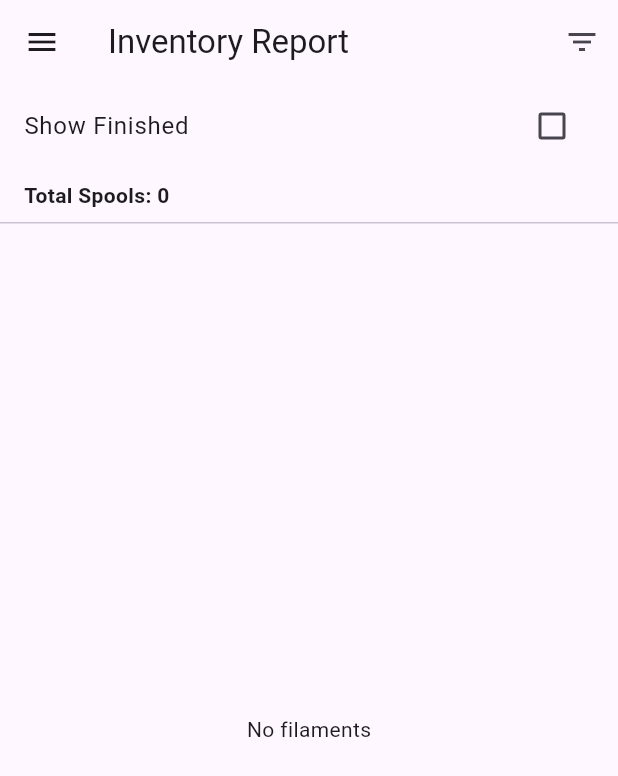
After one commit to CeyhunKaratas/filament_manager, a Flutter app: the InventoryReportPage screen opened by its route, in the side drawer, after a tap on the "filter list" icon, on a phone screen of 412 x 824 dp. The commit adds this screen. Shown: the top 776 px of the screen. Run offline on Flutter 3.47's test engine with Material 3 defaults, Android fonts, the phone set to English and light mode, and no system bars; our stand-ins replace camera, flutter_colorpicker, share_plus, shared_preferences, sqflite; missing offline and left inert: google_mlkit_text_recognition; accounts and stored records are empty.

Commit message:
Release 0.3.0-beta: Inventory Report

```diff
--- a/lib/core/widgets/app_drawer.dart
+++ b/lib/core/widgets/app_drawer.dart
@@ -70,6 +70,16 @@ class AppDrawer extends StatelessWidget {
           ),
 
           // --------------------
+          // REPORTS
+          // --------------------
+          _DrawerItem(
+            icon: Icons.assessment,
+            label: strings.reports,
+            selected: current == 'reports',
+            onTap: () => _navigate(context, 'reports'),
+          ),
+
+          // --------------------
           // SETTINGS
           // --------------------
           const Divider(),
--- /dev/null
+++ b/lib/features/reports/inventory_report_page.dart
@@ -0,0 +1,403 @@
+import 'package:flutter/material.dart';
+import '../../core/database/filament_repository.dart';
+import '../../core/models/filament.dart';
+import '../../core/widgets/app_drawer.dart';
+import '../../l10n/app_strings.dart';
+
+import '../definitions/brands/brand_repository.dart';
+import '../definitions/materials/material_repository.dart';
+import '../definitions/colors/color_repository.dart';
+import '../definitions/colors/color_model.dart';
+import '../../core/database/location_repository.dart';
+import '../../core/database/printer_repository.dart';
+import '../../core/models/location.dart';
+import '../../core/models/printer.dart';
+
+class InventoryReportPage extends StatefulWidget {
+  const InventoryReportPage({super.key});
+
+  @override
+  State<InventoryReportPage> createState() => _InventoryReportPageState();
+}
+
+class _InventoryReportPageState extends State<InventoryReportPage> {
+  final FilamentRepository _repository = FilamentRepository();
+  final BrandRepository _brandRepo = BrandRepository();
+  final MaterialRepository _materialRepo = MaterialRepository();
+  final ColorRepository _colorRepo = ColorRepository();
+  final LocationRepository _locationRepo = LocationRepository();
+  final PrinterRepository _printerRepo = PrinterRepository();
+
+  List<Filament> _allFilaments = [];
+  List<Filament> _filteredFilaments = [];
+
+  final Map<int, String> _brandNames = {};
+  final Map<int, String> _materialNames = {};
+  final Map<int, ColorModel> _colors = {};
+  final Map<int, Location> _locations = {};
+  final Map<int, Printer> _printers = {};
+
+  bool _isLoading = true;
+  bool _showFinished = false;
+
+  FilamentStatus? _filterStatus;
+  int? _filterBrand;
+  int? _filterMaterial;
+
+  @override
+  void initState() {
+    super.initState();
+    _loadData();
+  }
+
+  Future<void> _loadData() async {
+    try {
+      setState(() {
+        _isLoading = true;
+      });
+
+      // Load all data
+      final filaments = await _repository.getAllFilaments();
+      final brands = await _brandRepo.getAll();
+      final materials = await _materialRepo.getAll();
+      final colors = await _colorRepo.getAll();
+      final locations = await _locationRepo.getAllLocations();
+      final printers = await _printerRepo.getAllPrinters();
+
+      // Build lookup maps
+      for (final b in brands) {
+        _brandNames[b.id] = b.name;
+      }
+      for (final m in materials) {
+        _materialNames[m.id] = m.name;
+      }
+      for (final c in colors) {
+        _colors[c.id] = c;
+      }
+      for (final l in locations) {
+        _locations[l.id] = l;
+      }
+      for (final p in printers) {
+        _printers[p.id!] = p;
+      }
+
+      if (mounted) {
+        setState(() {
+          _allFilaments = filaments;
+          _applyFilters();
+          _isLoading = false;
+        });
+      }
+    } catch (e) {
+      debugPrint('Error loading data: $e');
+      if (mounted) {
+        setState(() {
+          _isLoading = false;
+        });
+      }
+    }
+  }
+
+  void _applyFilters() {
+    _filteredFilaments = _allFilaments.where((f) {
+      // Show finished filter
+      if (!_showFinished && f.status == FilamentStatus.finished) {
+        return false;
+      }
+
+      // Status filter
+      if (_filterStatus != null && f.status != _filterStatus) {
+        return false;
+      }
+
+      // Brand filter
+      if (_filterBrand != null && f.brandId != _filterBrand) {
+        return false;
+      }
+
+      // Material filter
+      if (_filterMaterial != null && f.materialId != _filterMaterial) {
+        return false;
+      }
+
+      return true;
+    }).toList();
+  }
+
+  void _toggleFinished(bool value) {
+    setState(() {
+      _showFinished = value;
+      _applyFilters();
+    });
+  }
+
+  void _showFilterDialog() async {
+    final strings = AppStrings.of(Localizations.localeOf(context));
+
+    await showDialog(
+      context: context,
+      builder: (_) => AlertDialog(
+        title: Text(strings.filterBy),
+        content: StatefulBuilder(
+          builder: (context, setDialogState) => SingleChildScrollView(
+            child: Column(
+              mainAxisSize: MainAxisSize.min,
+              crossAxisAlignment: CrossAxisAlignment.start,
+              children: [
+                // Status filter
+                Text(
+                  strings.status,
+                  style: const TextStyle(fontWeight: FontWeight.bold),
+                ),
+                const SizedBox(height: 8),
+                DropdownButton<FilamentStatus?>(
+                  isExpanded: true,
+                  value: _filterStatus,
+                  items: [
+                    DropdownMenuItem(
+                      value: null,
+                      child: Text(strings.allStatuses),
+                    ),
+                    ...FilamentStatus.values.map(
+                      (s) => DropdownMenuItem(
+                        value: s,
+                        child: Text(strings.statusLabel(s)),
+                      ),
+                    ),
+                  ],
+                  onChanged: (v) => setDialogState(() => _filterStatus = v),
+                ),
+
+                const SizedBox(height: 16),
+
+                // Brand filter
+                Text(
+                  strings.brand,
+                  style: const TextStyle(fontWeight: FontWeight.bold),
+                ),
+                const SizedBox(height: 8),
+                DropdownButton<int?>(
+                  isExpanded: true,
+                  value: _filterBrand,
+                  items: [
+                    DropdownMenuItem(
+                      value: null,
+                      child: Text(strings.allBrands),
+                    ),
+                    ..._brandNames.entries.map(
+                      (e) =>
+                          DropdownMenuItem(value: e.key, child: Text(e.value)),
+                    ),
+                  ],
+                  onChanged: (v) => setDialogState(() => _filterBrand = v),
+                ),
+
+                const SizedBox(height: 16),
+
+                // Material filter
+                Text(
+                  strings.material,
+                  style: const TextStyle(fontWeight: FontWeight.bold),
+                ),
+                const SizedBox(height: 8),
+                DropdownButton<int?>(
+                  isExpanded: true,
+                  value: _filterMaterial,
+                  items: [
+                    DropdownMenuItem(
+                      value: null,
+                      child: Text(strings.allMaterials),
+                    ),
+                    ..._materialNames.entries.map(
+                      (e) =>
+                          DropdownMenuItem(value: e.key, child: Text(e.value)),
+                    ),
+                  ],
+                  onChanged: (v) => setDialogState(() => _filterMaterial = v),
+                ),
+              ],
+            ),
+          ),
+        ),
+        actions: [
+          TextButton(
+            onPressed: () {
+              setState(() {
+                _filterStatus = null;
+                _filterBrand = null;
+                _filterMaterial = null;
+                _applyFilters();
+              });
+              Navigator.pop(context);
+            },
+            child: Text(strings.cancel),
+          ),
+          ElevatedButton(
+            onPressed: () {
+              setState(() {
+                _applyFilters();
+              });
+              Navigator.pop(context);
+            },
+            child: Text(strings.ok),
+          ),
+        ],
+      ),
+    );
+  }
+
+  @override
+  Widget build(BuildContext context) {
+    final strings = AppStrings.of(Localizations.localeOf(context));
+
+    return Scaffold(
+      drawer: const AppDrawer(current: 'reports'),
+      appBar: AppBar(
+        title: Text(strings.inventoryReport),
+        actions: [
+          IconButton(
+            icon: const Icon(Icons.filter_list),
+            onPressed: _showFilterDialog,
+          ),
+        ],
+      ),
+      body: _isLoading
+          ? const Center(child: CircularProgressIndicator())
+          : Column(
+              children: [
+                // Show Finished Toggle
+                CheckboxListTile(
+                  title: Text(strings.showFinished),
+                  value: _showFinished,
+                  onChanged: (v) => _toggleFinished(v ?? false),
+                ),
+
+                // Summary
+                Padding(
+                  padding: const EdgeInsets.symmetric(
+                    horizontal: 16,
+                    vertical: 8,
+                  ),
+                  child: Row(
+                    children: [
+                      Text(
+                        '${strings.totalSpools}: ${_filteredFilaments.length}',
+                        style: const TextStyle(fontWeight: FontWeight.bold),
+                      ),
+                      if (_filterStatus != null ||
+                          _filterBrand != null ||
+                          _filterMaterial != null)
+                        const Padding(
+                          padding: EdgeInsets.only(left: 8),
+                          child: Icon(
+                            Icons.filter_alt,
+                            size: 16,
+                            color: Colors.blue,
+                          ),
+                        ),
+                    ],
+                  ),
+                ),
+
+                const Divider(height: 1),
+
+                // List
+                Expanded(
+                  child: _filteredFilaments.isEmpty
+                      ? Center(child: Text(strings.noFilaments))
+                      : ListView.separated(
+                          itemCount: _filteredFilaments.length,
+                          separatorBuilder: (_, __) => const Divider(height: 1),
+                          itemBuilder: (context, index) {
+                            final filament = _filteredFilaments[index];
+                            return _buildFilamentTile(filament, strings);
+                          },
+                        ),
+                ),
+              ],
+            ),
+    );
+  }
+
+  Widget _buildFilamentTile(Filament filament, AppStrings strings) {
+    final brandName = _brandNames[filament.brandId] ?? '—';
+    final materialName = _materialNames[filament.materialId] ?? '—';
+    final color = _colors[filament.colorId];
+
+    String locationText;
+    if (filament.printerId != null && filament.slot != null) {
+      final printer = _printers[filament.printerId];
+      locationText =
+          '${printer?.name ?? '?'} - ${strings.slot} ${filament.slot}';
+    } else {
+      final location = _locations[filament.locationId];
+      locationText = location?.name ?? strings.location;
+    }
+
+    Color statusColor;
+    switch (filament.status) {
+      case FilamentStatus.active:
+        statusColor = Colors.green;
+        break;
+      case FilamentStatus.low:
+        statusColor = Colors.orange;
+        break;
+      case FilamentStatus.finished:
+        statusColor = Colors.red;
+        break;
+    }
+
+    return ListTile(
+      leading: Column(
+        mainAxisAlignment: MainAxisAlignment.center,
+        children: [
+          Container(
+            width: 12,
+            height: 12,
+            decoration: BoxDecoration(
+              color: color != null ? Color(color.flutterColor) : Colors.grey,
+              shape: BoxShape.circle,
+            ),
+          ),
+          const SizedBox(height: 4),
+          Icon(
+            filament.printerId != null ? Icons.print : Icons.place,
+            size: 16,
+          ),
+        ],
+      ),
+      title: Text(
+        '$brandName / ${materialName.toUpperCase()}',
+        style: const TextStyle(fontWeight: FontWeight.w600),
+      ),
+      subtitle: Column(
+        crossAxisAlignment: CrossAxisAlignment.start,
+        children: [
+          Text(color?.name ?? '-'),
+          Text(
+            locationText,
+            style: const TextStyle(fontSize: 12, color: Colors.grey),
+          ),
+        ],
+      ),
+      trailing: Column(
+        mainAxisAlignment: MainAxisAlignment.center,
+        children: [
+          Text(
+            '#${filament.id}',
+            style: const TextStyle(fontSize: 12, fontWeight: FontWeight.bold),
+          ),
+          const SizedBox(height: 4),
+          Container(
+            width: 8,
+            height: 8,
+            decoration: BoxDecoration(
+              color: statusColor,
+              shape: BoxShape.circle,
+            ),
+          ),
+        ],
+      ),
+    );
+  }
+}
--- a/lib/l10n/app_strings.dart
+++ b/lib/l10n/app_strings.dart
@@ -1080,4 +1080,85 @@ class AppStrings {
         return 'Get Started';
     }
   }
+
+  String get reports {
+    switch (locale.languageCode) {
+      case 'tr':
+        return 'Raporlar';
+      default:
+        return 'Reports';
+    }
+  }
+
+  String get inventoryReport {
+    switch (locale.languageCode) {
+      case 'tr':
+        return 'Envanter Raporu';
+      default:
+        return 'Inventory Report';
+    }
+  }
+
+  String get filterBy {
+    switch (locale.languageCode) {
+      case 'tr':
+        return 'Filtrele';
+      default:
+        return 'Filter By';
+    }
+  }
+
+  String get sortBy {
+    switch (locale.languageCode) {
+      case 'tr':
+        return 'Sırala';
+      default:
+        return 'Sort By';
+    }
+  }
+
+  String get showFinished {
+    switch (locale.languageCode) {
+      case 'tr':
+        return 'Bitenleri Göster';
+      default:
+        return 'Show Finished';
+    }
+  }
+
+  String get allStatuses {
+    switch (locale.languageCode) {
+      case 'tr':
+        return 'Tüm Durumlar';
+      default:
+        return 'All Statuses';
+    }
+  }
+
+  String get allBrands {
+    switch (locale.languageCode) {
+      case 'tr':
+        return 'Tüm Markalar';
+      default:
+        return 'All Brands';
+    }
+  }
+
+  String get allMaterials {
+    switch (locale.languageCode) {
+      case 'tr':
+        return 'Tüm Tipler';
+      default:
+        return 'All Materials';
+    }
+  }
+
+  String get totalSpools {
+    switch (locale.languageCode) {
+      case 'tr':
+        return 'Toplam Makara';
+      default:
+        return 'Total Spools';
+    }
+  }
 }
--- a/lib/main.dart
+++ b/lib/main.dart
@@ -11,6 +11,7 @@ import 'features/scan/scan_ocr_page.dart';
 import 'features/definitions/definitions_home_screen.dart';
 import 'features/settings/settings_page.dart';
 import 'features/onboarding/onboarding_page.dart';
+import 'features/reports/inventory_report_page.dart';
 
 void main() async {
   WidgetsFlutterBinding.ensureInitialized();
@@ -48,6 +49,7 @@ class MyApp extends StatelessWidget {
         '/locations': (_) => const LocationListPage(),
         '/scan': (_) => const ScanOcrPage(),
         '/definitions': (_) => const DefinitionsHomeScreen(),
+        '/reports': (_) => const InventoryReportPage(),
         '/settings': (_) => const SettingsPage(),
       },
     );
--- a/pubspec.yaml
+++ b/pubspec.yaml
@@ -1,7 +1,7 @@
 name: filament_manager
 description: "3D Farm Manager"
 publish_to: 'none'
-version: 0.2.0-alpha
+version: 0.3.0-beta+1
 
 environment:
   sdk: ^3.10.4
@@ -31,6 +31,7 @@ dependencies:
   # Export/Import packages
   path_provider: ^2.1.1
   share_plus: ^7.2.1
+  shared_preferences: ^2.5.4
 
 dev_dependencies:
   flutter_test:
```
Also changed, not shown: lib/features/reports/report_filters.dart (added), pubspec.lock, 3 other files.
